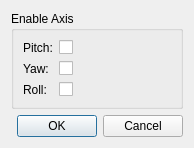
opentrack/opentrack, file ftnoir_tracker_rift/ftnoir_rift_clientcontrols.ui: the form before one commit.
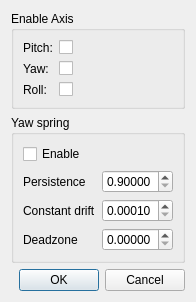
The form after the commit. Icons and pictures are not drawn.

Commit message:
spring v2: magic nums -> ui, squash uninit mem access
-sthalik&mm0zct

What changed in the file:
```diff
--- a/ftnoir_tracker_rift/ftnoir_rift_clientcontrols.ui
+++ b/ftnoir_tracker_rift/ftnoir_rift_clientcontrols.ui
@@ -9,10 +9,16 @@
    <rect>
     <x>0</x>
     <y>0</y>
-    <width>176</width>
-    <height>145</height>
+    <width>195</width>
+    <height>265</height>
    </rect>
   </property>
+  <property name="sizePolicy">
+   <sizepolicy hsizetype="Minimum" vsizetype="Minimum">
+    <horstretch>0</horstretch>
+    <verstretch>0</verstretch>
+   </sizepolicy>
+  </property>
   <property name="windowTitle">
    <string>Oculus Rift tracker settings FaceTrackNoIR</string>
   </property>
@@ -26,21 +32,9 @@
   <property name="autoFillBackground">
    <bool>false</bool>
   </property>
-  <layout class="QFormLayout" name="formLayout">
-   <item row="0" column="0" colspan="2">
+  <layout class="QVBoxLayout" name="verticalLayout">
+   <item>
     <widget class="QGroupBox" name="groupBox_3">
-     <property name="sizePolicy">
-      <sizepolicy hsizetype="Preferred" vsizetype="Expanding">
-       <horstretch>0</horstretch>
-       <verstretch>0</verstretch>
-      </sizepolicy>
-     </property>
-     <property name="minimumSize">
-      <size>
-       <width>0</width>
-       <height>0</height>
-      </size>
-     </property>
      <property name="title">
       <string>Enable Axis</string>
      </property>
@@ -159,7 +153,89 @@
      </layout>
     </widget>
    </item>
-   <item row="1" column="1">
+   <item>
+    <widget class="QGroupBox" name="groupBox">
+     <property name="title">
+      <string>Yaw spring</string>
+     </property>
+     <layout class="QFormLayout" name="formLayout">
+      <item row="0" column="0">
+       <widget class="QCheckBox" name="yawSpring">
+        <property name="text">
+         <string>Enable</string>
+        </property>
+       </widget>
+      </item>
+      <item row="1" column="0">
+       <widget class="QLabel" name="label">
+        <property name="text">
+         <string>Persistence</string>
+        </property>
+       </widget>
+      </item>
+      <item row="1" column="1">
+       <widget class="QDoubleSpinBox" name="persistence">
+        <property name="decimals">
+         <number>5</number>
+        </property>
+        <property name="minimum">
+         <double>0.900000000000000</double>
+        </property>
+        <property name="maximum">
+         <double>1.000000000000000</double>
+        </property>
+        <property name="singleStep">
+         <double>0.001000000000000</double>
+        </property>
+       </widget>
+      </item>
+      <item row="2" column="0">
+       <widget class="QLabel" name="label_2">
+        <property name="text">
+         <string>Constant drift</string>
+        </property>
+       </widget>
+      </item>
+      <item row="2" column="1">
+       <widget class="QDoubleSpinBox" name="constantDrift">
+        <property name="decimals">
+         <number>5</number>
+        </property>
+        <property name="minimum">
+         <double>0.000100000000000</double>
+        </property>
+        <property name="maximum">
+         <double>0.100000000000000</double>
+        </property>
+        <property name="singleStep">
+         <double>0.001000000000000</double>
+        </property>
+       </widget>
+      </item>
+      <item row="3" column="0">
+       <widget class="QLabel" name="label_3">
+        <property name="text">
+         <string>Deadzone</string>
+        </property>
+       </widget>
+      </item>
+      <item row="3" column="1">
+       <widget class="QDoubleSpinBox" name="deadzone">
+        <property name="decimals">
+         <number>5</number>
+        </property>
+        <property name="maximum">
+         <double>0.100000000000000</double>
+        </property>
+        <property name="singleStep">
+         <double>0.010000000000000</double>
+        </property>
+       </widget>
+      </item>
+     </layout>
+    </widget>
+   </item>
+   <item>
     <widget class="QDialogButtonBox" name="buttonBox">
      <property name="sizePolicy">
       <sizepolicy hsizetype="Preferred" vsizetype="Preferred">
```
The commit also changes 3 other files.
